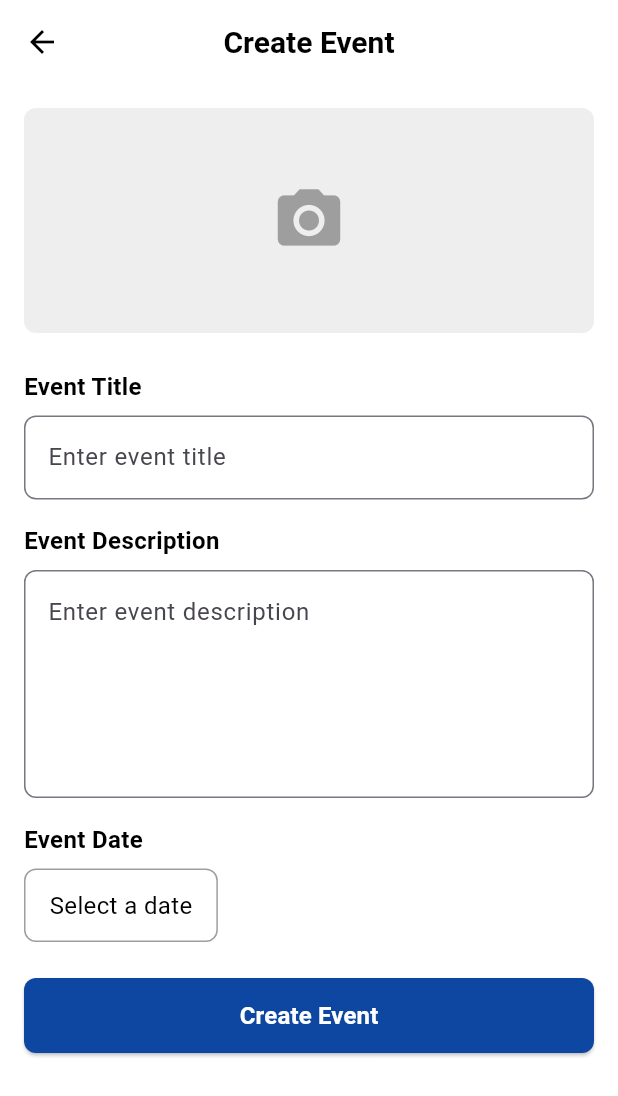
After one commit to CS196Illinois/FA24-Group22, a Flutter app: the EventSearchPage screen opened directly, after a tap on the "add" icon, on a phone screen of 412 x 824 dp. The commit adds this screen. Shown: the top 1096 px of the screen. Run offline on Flutter 3.47's test engine with Material 3 defaults, Android fonts, the phone set to English and light mode, and no system bars; our stand-ins replace table_calendar.

Commit message:
Added Create Event Page

```diff
--- /dev/null
+++ b/Project/myapp/lib/pages/CreateEventPage.dart
@@ -0,0 +1,161 @@
+import 'package:flutter/material.dart';
+import 'package:myapp/pages/EventSearchPage.dart';
+import 'package:myapp/pages/MainPage.dart';
+
+class CreateEventPage extends StatefulWidget {
+  @override
+  _CreateEventPageState createState() => _CreateEventPageState();
+}
+
+class _CreateEventPageState extends State<CreateEventPage> {
+  final TextEditingController titleController = TextEditingController();
+  final TextEditingController descriptionController = TextEditingController();
+  DateTime? selectedDate;
+
+  void _pickDate() async {
+    final DateTime? pickedDate = await showDatePicker(
+      context: context,
+      initialDate: DateTime.now(),
+      firstDate: DateTime(2000),
+      lastDate: DateTime(2100),
+    );
+    if (pickedDate != null) {
+      setState(() {
+        selectedDate = pickedDate;
+      });
+    }
+  }
+
+  @override
+  Widget build(BuildContext context) {
+    return Scaffold(
+      backgroundColor: Colors.white,
+      appBar: AppBar(
+        backgroundColor: Colors.white,
+        elevation: 0,
+        automaticallyImplyLeading: true,
+        title: const Text(
+          'Create Event',
+          style: TextStyle(
+            fontSize: 20,
+            fontWeight: FontWeight.bold,
+            color: Colors.black,
+          ),
+        ),
+        centerTitle: true,
+        leading: IconButton(
+          icon: Icon(Icons.arrow_back, color: Colors.black),
+          onPressed: () {
+            Navigator.pop(context);
+          },
+        ),
+      ),
+      body: SingleChildScrollView(
+        padding: const EdgeInsets.all(16.0),
+        child: Column(
+          crossAxisAlignment: CrossAxisAlignment.start,
+          children: [
+            // Image Upload Section
+            Center(
+              child: GestureDetector(
+                onTap: () {
+                  // Implement image picker logic
+                },
+                child: Container(
+                  height: 150,
+                  width: double.infinity,
+                  decoration: BoxDecoration(
+                    color: Colors.grey[200],
+                    borderRadius: BorderRadius.circular(8),
+                  ),
+                  child: const Icon(Icons.camera_alt, size: 50, color: Colors.grey),
+                ),
+              ),
+            ),
+            const SizedBox(height: 24),
+            // Title Field
+            const Text(
+              'Event Title',
+              style: TextStyle(fontSize: 16, fontWeight: FontWeight.bold, color: Colors.black),
+            ),
+            const SizedBox(height: 8),
+            TextField(
+              controller: titleController,
+              decoration: InputDecoration(
+                hintText: 'Enter event title',
+                border: OutlineInputBorder(
+                  borderRadius: BorderRadius.circular(8),
+                ),
+              ),
+            ),
+            const SizedBox(height: 16),
+            // Description Field
+            const Text(
+              'Event Description',
+              style: TextStyle(fontSize: 16, fontWeight: FontWeight.bold, color: Colors.black),
+            ),
+            const SizedBox(height: 8),
+            TextField(
+              controller: descriptionController,
+              maxLines: 5,
+              decoration: InputDecoration(
+                hintText: 'Enter event description',
+                border: OutlineInputBorder(
+                  borderRadius: BorderRadius.circular(8),
+                ),
+              ),
+            ),
+            const SizedBox(height: 16),
+            // Date Picker
+            const Text(
+              'Event Date',
+              style: TextStyle(fontSize: 16, fontWeight: FontWeight.bold, color: Colors.black),
+            ),
+            const SizedBox(height: 8),
+            GestureDetector(
+              onTap: _pickDate,
+              child: Container(
+                padding: const EdgeInsets.symmetric(horizontal: 16, vertical: 12),
+                decoration: BoxDecoration(
+                  border: Border.all(color: Colors.grey),
+                  borderRadius: BorderRadius.circular(8),
+                ),
+                child: Text(
+                  selectedDate == null
+                      ? 'Select a date'
+                      : '${selectedDate!.day}/${selectedDate!.month}/${selectedDate!.year}',
+                  style: const TextStyle(fontSize: 16, color: Colors.black),
+                ),
+              ),
+            ),
+            const SizedBox(height: 24),
+            // Save Button
+            ElevatedButton(
+              style: ElevatedButton.styleFrom(
+                backgroundColor: Colors.blue[900],
+                minimumSize: const Size(double.infinity, 50),
+                shape: RoundedRectangleBorder(
+                  borderRadius: BorderRadius.circular(8),
+                ),
+              ),
+              onPressed: () {
+                Navigator.push(
+                    context,
+                    MaterialPageRoute(builder: (context) => MainPage()),
+                  );
+              },
+              child: const Text(
+                'Create Event',
+                style: TextStyle(
+                  color: Colors.white,
+                  fontSize: 16,
+                  fontWeight: FontWeight.bold,
+                ),
+              ),
+            ),
+          ],
+        ),
+      ),
+    );
+  }
+}
--- a/Project/myapp/lib/pages/EventSearchPage.dart
+++ b/Project/myapp/lib/pages/EventSearchPage.dart
@@ -1,5 +1,6 @@
 import 'package:flutter/material.dart';
 
+import 'CreateEventPage.dart';
 import 'EventDetailsPage.dart';
 import 'MyEventsPage.dart';
 import 'ProfilePage.dart';
@@ -143,6 +144,17 @@ class EventSearchPage extends StatelessWidget {
           ],
         ),
       ),
+      floatingActionButton: FloatingActionButton(
+        onPressed: () {
+          // Navigate to Create Event Page
+          Navigator.push(
+            context,
+            MaterialPageRoute(builder: (context) => CreateEventPage()),
+          );
+        },
+        backgroundColor: Colors.blue[900],
+        child: const Icon(Icons.add, color: Colors.white),
+      ),
     );
   }
 }
```
